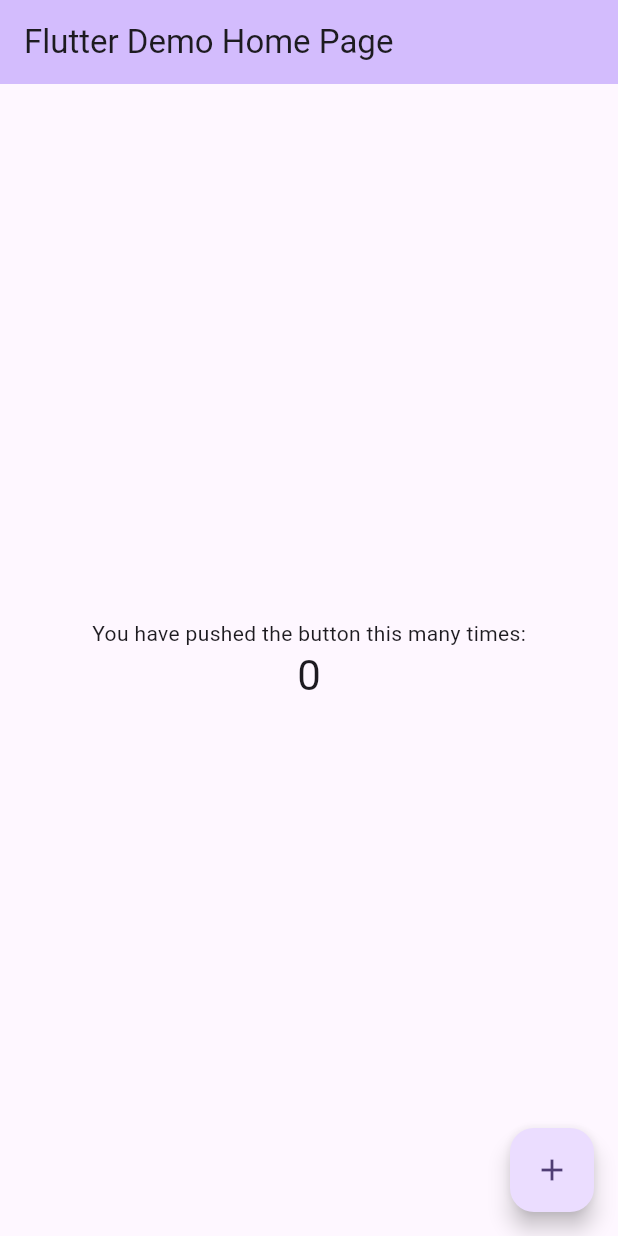
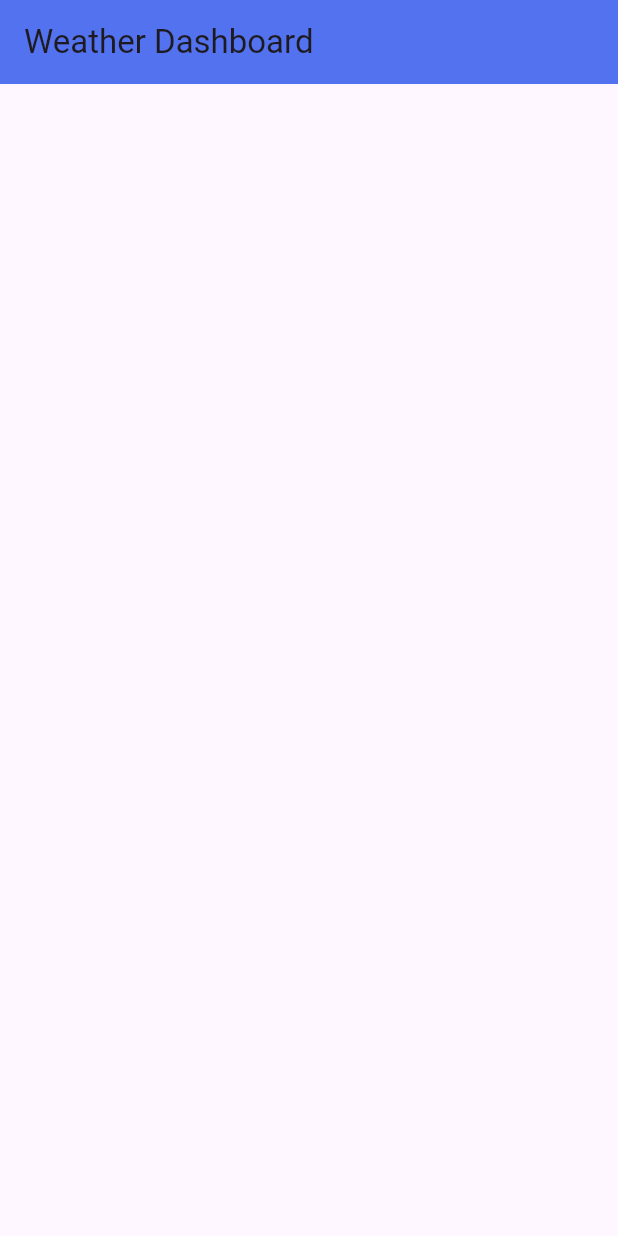
Before and after one commit to lehuynhphat2808/g-weather-forecast, a Flutter app: the screen it shows after launch, on a phone screen of 412 x 824 dp. Run offline on Flutter 3.47's test engine with Material 3 defaults, Android fonts, the phone set to English and light mode, and no system bars; our stand-ins replace flutter_screenutil.

Commit message:
feat: theme and main

```diff
--- a/lib/main.dart
+++ b/lib/main.dart
@@ -1,4 +1,7 @@
 import 'package:flutter/material.dart';
+import 'package:flutter_screenutil/flutter_screenutil.dart';
+import 'package:g_weather_forecast/ui/home/page/home.page.dart';
+import 'package:g_weather_forecast/ui/theme/app.theme.dart';
 
 void main() {
   runApp(const MyApp());
@@ -7,116 +10,17 @@ void main() {
 class MyApp extends StatelessWidget {
   const MyApp({super.key});
 
-  // This widget is the root of your application.
   @override
   Widget build(BuildContext context) {
-    return MaterialApp(
-      title: 'Flutter Demo',
-      theme: ThemeData(
-        // This is the theme of your application.
-        //
-        // TRY THIS: Try running your application with "flutter run". You'll see
-        // the application has a purple toolbar. Then, without quitting the app,
-        // try changing the seedColor in the colorScheme below to Colors.green
-        // and then invoke "hot reload" (save your changes or press the "hot
-        // reload" button in a Flutter-supported IDE, or press "r" if you used
-        // the command line to start the app).
-        //
-        // Notice that the counter didn't reset back to zero; the application
-        // state is not lost during the reload. To reset the state, use hot
-        // restart instead.
-        //
-        // This works for code too, not just values: Most code changes can be
-        // tested with just a hot reload.
-        colorScheme: ColorScheme.fromSeed(seedColor: Colors.deepPurple),
-      ),
-      home: const MyHomePage(title: 'Flutter Demo Home Page'),
+    return ScreenUtilInit(
+      designSize: const Size(1911, 887),
+      minTextAdapt: true,
+      builder: (context, child) =>
+         MaterialApp(
+          debugShowCheckedModeBanner: false,
+          theme: AppTheme.lightMode,
+          builder: (context, child) => HomePage(),
+        ),
     );
   }
 }
-
-class MyHomePage extends StatefulWidget {
-  const MyHomePage({super.key, required this.title});
-
-  // This widget is the home page of your application. It is stateful, meaning
-  // that it has a State object (defined below) that contains fields that affect
-  // how it looks.
-
-  // This class is the configuration for the state. It holds the values (in this
-  // case the title) provided by the parent (in this case the App widget) and
-  // used by the build method of the State. Fields in a Widget subclass are
-  // always marked "final".
-
-  final String title;
-
-  @override
-  State<MyHomePage> createState() => _MyHomePageState();
-}
-
-class _MyHomePageState extends State<MyHomePage> {
-  int _counter = 0;
-
-  void _incrementCounter() {
-    setState(() {
-      // This call to setState tells the Flutter framework that something has
-      // changed in this State, which causes it to rerun the build method below
-      // so that the display can reflect the updated values. If we changed
-      // _counter without calling setState(), then the build method would not be
-      // called again, and so nothing would appear to happen.
-      _counter++;
-    });
-  }
-
-  @override
-  Widget build(BuildContext context) {
-    // This method is rerun every time setState is called, for instance as done
-    // by the _incrementCounter method above.
-    //
-    // The Flutter framework has been optimized to make rerunning build methods
-    // fast, so that you can just rebuild anything that needs updating rather
-    // than having to individually change instances of widgets.
-    return Scaffold(
-      appBar: AppBar(
-        // TRY THIS: Try changing the color here to a specific color (to
-        // Colors.amber, perhaps?) and trigger a hot reload to see the AppBar
-        // change color while the other colors stay the same.
-        backgroundColor: Theme.of(context).colorScheme.inversePrimary,
-        // Here we take the value from the MyHomePage object that was created by
-        // the App.build method, and use it to set our appbar title.
-        title: Text(widget.title),
-      ),
-      body: Center(
-        // Center is a layout widget. It takes a single child and positions it
-        // in the middle of the parent.
-        child: Column(
-          // Column is also a layout widget. It takes a list of children and
-          // arranges them vertically. By default, it sizes itself to fit its
-          // children horizontally, and tries to be as tall as its parent.
-          //
-          // Column has various properties to control how it sizes itself and
-          // how it positions its children. Here we use mainAxisAlignment to
-          // center the children vertically; the main axis here is the vertical
-          // axis because Columns are vertical (the cross axis would be
-          // horizontal).
-          //
-          // TRY THIS: Invoke "debug painting" (choose the "Toggle Debug Paint"
-          // action in the IDE, or press "p" in the console), to see the
-          // wireframe for each widget.
-          mainAxisAlignment: MainAxisAlignment.center,
-          children: <Widget>[
-            const Text('You have pushed the button this many times:'),
-            Text(
-              '$_counter',
-              style: Theme.of(context).textTheme.headlineMedium,
-            ),
-          ],
-        ),
-      ),
-      floatingActionButton: FloatingActionButton(
-        onPressed: _incrementCounter,
-        tooltip: 'Increment',
-        child: const Icon(Icons.add),
-      ), // This trailing comma makes auto-formatting nicer for build methods.
-    );
-  }
-}
--- /dev/null
+++ b/lib/ui/home/page/home.page.dart
@@ -0,0 +1,13 @@
+import 'package:flutter/material.dart';
+
+class HomePage extends StatelessWidget {
+  const HomePage({super.key});
+
+  @override
+  Widget build(BuildContext context) {
+    return
+      Scaffold(
+        appBar: AppBar(title: Text('Weather Dashboard'),),
+      );
+  }
+}
--- /dev/null
+++ b/lib/ui/theme/app.theme.dart
@@ -0,0 +1,9 @@
+import 'package:flutter/material.dart';
+
+abstract class AppTheme {
+  // Light Theme
+  static ThemeData lightMode = ThemeData(
+    appBarTheme: AppBarTheme(backgroundColor: Color(0xff5372F0))
+      );
+
+}
--- a/pubspec.yaml
+++ b/pubspec.yaml
@@ -34,6 +34,8 @@ dependencies:
   # The following adds the Cupertino Icons font to your application.
   # Use with the CupertinoIcons class for iOS style icons.
   cupertino_icons: ^1.0.8
+  flutter_screenutil: ^5.9.3
+  flutter_bloc: ^9.1.0
 
 dev_dependencies:
   flutter_test:
```
Also changed, not shown: 1 other file.
